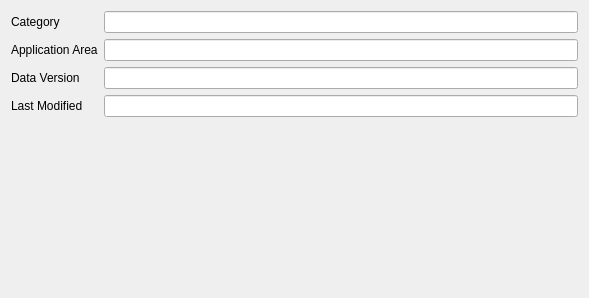
First picture: the form in src/ApplicationContainer/FormMineIt/FormProperty/EditInfo/AnnotationsAndTags/annotationsandtags.ui, repository MRsoymilk/KnowIt, before the edit.
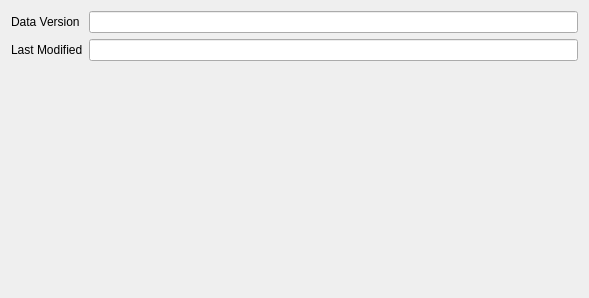
Second picture: the form after the edit.

Commit message: move Category, Application Area to Basic Information

```diff
--- a/src/ApplicationContainer/FormMineIt/FormProperty/EditInfo/AnnotationsAndTags/annotationsandtags.ui
+++ b/src/ApplicationContainer/FormMineIt/FormProperty/EditInfo/AnnotationsAndTags/annotationsandtags.ui
@@ -15,43 +15,23 @@
   </property>
   <layout class="QFormLayout" name="formLayout">
    <item row="0" column="0">
-    <widget class="QLabel" name="labelCategory">
-     <property name="text">
-      <string>Category</string>
-     </property>
-    </widget>
-   </item>
-   <item row="0" column="1">
-    <widget class="QLineEdit" name="lineEditCategory"/>
-   </item>
-   <item row="1" column="0">
-    <widget class="QLabel" name="labelApplicationArea">
-     <property name="text">
-      <string>Application Area</string>
-     </property>
-    </widget>
-   </item>
-   <item row="1" column="1">
-    <widget class="QLineEdit" name="lineEditApplicationArea"/>
-   </item>
-   <item row="2" column="0">
     <widget class="QLabel" name="labelDataVersion">
      <property name="text">
       <string>Data Version</string>
      </property>
     </widget>
    </item>
-   <item row="2" column="1">
+   <item row="0" column="1">
     <widget class="QLineEdit" name="lineEditDataVersion"/>
    </item>
-   <item row="3" column="0">
+   <item row="1" column="0">
     <widget class="QLabel" name="labelLastModified">
      <property name="text">
       <string>Last Modified</string>
      </property>
     </widget>
    </item>
-   <item row="3" column="1">
+   <item row="1" column="1">
     <widget class="QLineEdit" name="lineEditLastModified"/>
    </item>
   </layout>
```
The commit also changes 11 other files.
